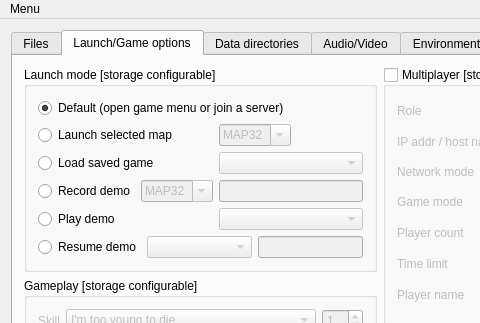
This is Forms/MainWindow.ui in Youda008/DoomRunner as Qt 5 draws it before an edit; both pictures show x 0 to 480 and y 0 to 323 of the 760 by 760 pixel window. The edited form follows.
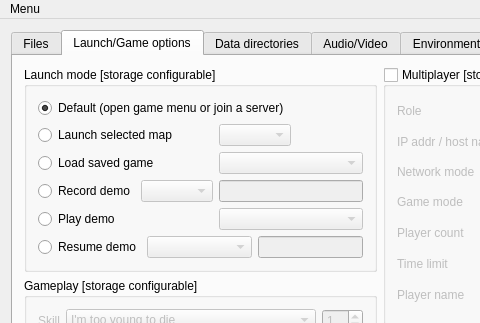
This is the edited form. The open tabs and pages were chosen to show the change. Icons and pictures are not drawn. Custom widgets are drawn as their Qt base class.

What changed in the file:
```diff
--- a/Forms/MainWindow.ui
+++ b/Forms/MainWindow.ui
@@ -629,17 +629,14 @@
                      <verstretch>0</verstretch>
                     </sizepolicy>
                    </property>
-                   <property name="editable">
-                    <bool>true</bool>
-                   </property>
-                   <property name="currentText">
-                    <string>MAP32</string>
-                   </property>
                    <property name="maxVisibleItems">
                     <number>30</number>
                    </property>
                    <property name="sizeAdjustPolicy">
-                    <enum>QComboBox::AdjustToContentsOnFirstShow</enum>
+                    <enum>QComboBox::AdjustToContents</enum>
+                   </property>
+                   <property name="minimumContentsLength">
+                    <number>5</number>
                    </property>
                   </widget>
                  </item>
@@ -704,17 +701,14 @@
                      <verstretch>0</verstretch>
                     </sizepolicy>
                    </property>
-                   <property name="editable">
-                    <bool>true</bool>
-                   </property>
-                   <property name="currentText">
-                    <string>MAP32</string>
-                   </property>
                    <property name="maxVisibleItems">
                     <number>30</number>
                    </property>
                    <property name="sizeAdjustPolicy">
-                    <enum>QComboBox::AdjustToContentsOnFirstShow</enum>
+                    <enum>QComboBox::AdjustToContents</enum>
+                   </property>
+                   <property name="minimumContentsLength">
+                    <number>5</number>
                    </property>
                   </widget>
                  </item>
```
